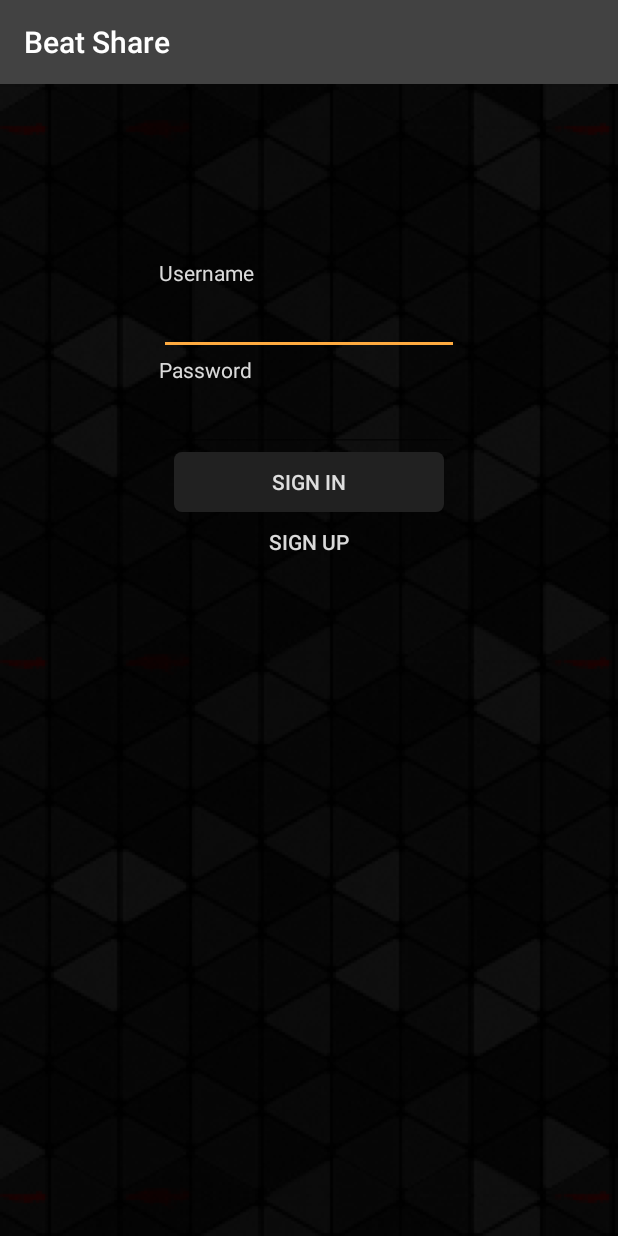
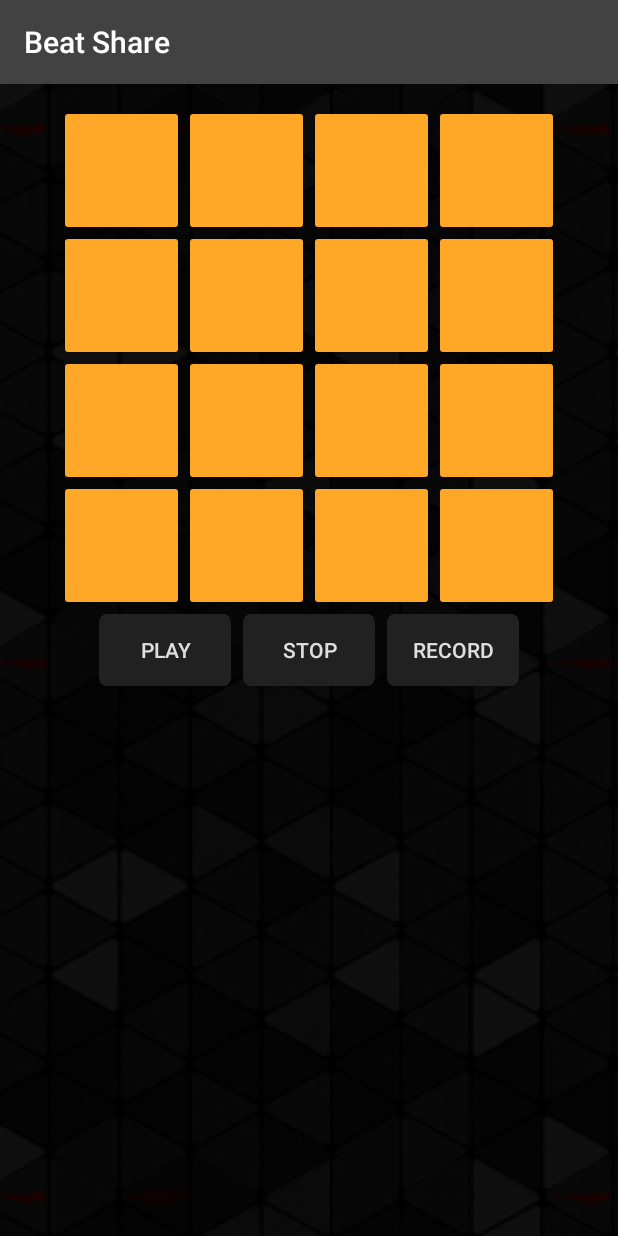
Before and after one commit to Oyzuu/Beat_Share, an Android app: the screen it shows after launch (MainActivity before the commit, SequencerActivity after it), after a tap on "SIGN IN", on a phone screen of 412 x 824 dp. Run offline under Robolectric (Android 15) with nearby library versions, the phone set to English and light mode, and no system bars.

Commit message:
Samedi 16h47

```diff
--- a/app/src/main/AndroidManifest.xml
+++ b/app/src/main/AndroidManifest.xml
@@ -15,6 +15,7 @@
                 <category android:name="android.intent.category.LAUNCHER" />
             </intent-filter>
         </activity>
+        <activity android:name=".SequencerActivity"></activity>
     </application>
 
 </manifest>
--- a/app/src/main/java/be/omnuzel/beatshare/MainActivity.java
+++ b/app/src/main/java/be/omnuzel/beatshare/MainActivity.java
@@ -1,13 +1,11 @@
 package be.omnuzel.beatshare;
 
+import android.content.Intent;
 import android.support.v7.app.AppCompatActivity;
 import android.os.Bundle;
 import android.view.View;
-import android.view.animation.Animation;
-import android.view.animation.AnimationUtils;
-import android.widget.Button;
 
-import fragments.LogInFragment;
+import be.omnuzel.beatshare.fragments.LogInFragment;
 
 public class MainActivity
         extends
@@ -28,6 +26,7 @@ public class MainActivity
 
     @Override
     public void logIn(View view) {
+        startActivity(new Intent(this, SequencerActivity.class));
     }
 
     @Override
--- /dev/null
+++ b/app/src/main/java/be/omnuzel/beatshare/SequencerActivity.java
@@ -0,0 +1,13 @@
+package be.omnuzel.beatshare;
+
+import android.support.v7.app.AppCompatActivity;
+import android.os.Bundle;
+
+public class SequencerActivity extends AppCompatActivity {
+
+    @Override
+    protected void onCreate(Bundle savedInstanceState) {
+        super.onCreate(savedInstanceState);
+        setContentView(R.layout.activity_sequencer);
+    }
+}
--- a/app/src/main/java/fragments/LogInFragment.java
+++ b/app/src/main/java/be/omnuzel/beatshare/fragments/LogInFragment.java
@@ -1,4 +1,4 @@
-package fragments;
+package be.omnuzel.beatshare.fragments;
 
 import android.app.Fragment;
 import android.content.Context;
--- /dev/null
+++ b/app/src/main/res/drawable/sequencer_pad.xml
@@ -0,0 +1,12 @@
+<?xml version="1.0" encoding="utf-8"?>
+<shape
+    xmlns:android="http://schemas.android.com/apk/res/android"
+    android:shape="rectangle">
+
+    <corners android:radius="2dp" />
+
+    <solid android:color="@color/colorAccent" />
+
+    <stroke android:color="@color/black" />
+
+</shape>
--- /dev/null
+++ b/app/src/main/res/drawable/sequencer_pad_selected.xml
@@ -0,0 +1,10 @@
+<?xml version="1.0" encoding="utf-8"?>
+<shape
+    xmlns:android="http://schemas.android.com/apk/res/android"
+    android:shape="rectangle">
+
+    <corners android:radius="2dp" />
+
+    <solid android:color="@color/colorAccentLight"/>
+
+</shape>
--- /dev/null
+++ b/app/src/main/res/drawable/sequencer_pad_selector.xml
@@ -0,0 +1,22 @@
+<?xml version="1.0" encoding="utf-8"?>
+<selector
+    xmlns:android="http://schemas.android.com/apk/res/android"
+    android:enterFadeDuration="@android:integer/config_shortAnimTime"
+    android:exitFadeDuration="@android:integer/config_mediumAnimTime">
+    <item
+        android:state_pressed="true"
+        android:state_enabled="true"
+        android:drawable="@drawable/sequencer_pad_selected"/>
+    <item
+        android:state_focused="true"
+        android:state_pressed="true"
+        android:drawable="@drawable/sequencer_pad_selected"/>
+
+    <item
+        android:state_enabled="false"
+        android:drawable="@drawable/sequencer_pad_selected" />
+
+    <item
+        android:state_enabled="true"
+        android:drawable="@drawable/sequencer_pad"/>
+</selector>
--- /dev/null
+++ b/app/src/main/res/layout/activity_sequencer.xml
@@ -0,0 +1,144 @@
+<?xml version="1.0" encoding="utf-8"?>
+<LinearLayout xmlns:android="http://schemas.android.com/apk/res/android"
+    xmlns:tools="http://schemas.android.com/tools"
+    android:layout_width="match_parent"
+    android:layout_height="match_parent"
+    android:paddingBottom="@dimen/activity_vertical_margin"
+    android:paddingLeft="@dimen/activity_horizontal_margin"
+    android:paddingRight="@dimen/activity_horizontal_margin"
+    android:paddingTop="@dimen/activity_vertical_margin"
+    android:orientation="vertical"
+    tools:context="be.omnuzel.beatshare.SequencerActivity"
+    android:background="@drawable/appbg">
+
+    <LinearLayout
+        android:layout_width="match_parent"
+        android:layout_height="wrap_content"
+        android:orientation="vertical">
+        <LinearLayout
+            android:layout_width="match_parent"
+            android:layout_height="wrap_content"
+            android:gravity="center">
+            <Button
+                android:layout_width="75dp"
+                android:layout_height="75dp"
+                android:layout_margin="4dp"
+                android:background="@drawable/sequencer_pad_selector"/>
+            <Button
+                android:layout_width="75dp"
+                android:layout_height="75dp"
+                android:layout_margin="4dp"
+                android:background="@drawable/sequencer_pad_selector"/>
+            <Button
+                android:layout_width="75dp"
+                android:layout_height="75dp"
+                android:layout_margin="4dp"
+                android:background="@drawable/sequencer_pad_selector"/>
+            <Button
+                android:layout_width="75dp"
+                android:layout_height="75dp"
+                android:layout_margin="4dp"
+                android:background="@drawable/sequencer_pad_selector"/>
+        </LinearLayout>
+        <LinearLayout
+            android:layout_width="match_parent"
+            android:layout_height="wrap_content"
+            android:gravity="center">
+            <Button
+                android:layout_width="75dp"
+                android:layout_height="75dp"
+                android:layout_margin="4dp"
+                android:background="@drawable/sequencer_pad_selector"/>
+            <Button
+                android:layout_width="75dp"
+                android:layout_height="75dp"
+                android:layout_margin="4dp"
+                android:background="@drawable/sequencer_pad_selector"/>
+            <Button
+                android:layout_width="75dp"
+                android:layout_height="75dp"
+                android:layout_margin="4dp"
+                android:background="@drawable/sequencer_pad_selector"/>
+            <Button
+                android:layout_width="75dp"
+                android:layout_height="75dp"
+                android:layout_margin="4dp"
+                android:background="@drawable/sequencer_pad_selector"/>
+        </LinearLayout>
+        <LinearLayout
+            android:layout_width="match_parent"
+            android:layout_height="wrap_content"
+            android:gravity="center">
+            <Button
+                android:layout_width="75dp"
+                android:layout_height="75dp"
+                android:layout_margin="4dp"
+                android:background="@drawable/sequencer_pad_selector"/>
+            <Button
+                android:layout_width="75dp"
+                android:layout_height="75dp"
+                android:layout_margin="4dp"
+                android:background="@drawable/sequencer_pad_selector"/>
+            <Button
+                android:layout_width="75dp"
+                android:layout_height="75dp"
+                android:layout_margin="4dp"
+                android:background="@drawable/sequencer_pad_selector"/>
+            <Button
+                android:layout_width="75dp"
+                android:layout_height="75dp"
+                android:layout_margin="4dp"
+                android:background="@drawable/sequencer_pad_selector"/>
+        </LinearLayout>
+        <LinearLayout
+            android:layout_width="match_parent"
+            android:layout_height="wrap_content"
+            android:gravity="center">
+            <Button
+                android:layout_width="75dp"
+                android:layout_height="75dp"
+                android:layout_margin="4dp"
+                android:background="@drawable/sequencer_pad_selector"/>
+            <Button
+                android:layout_width="75dp"
+                android:layout_height="75dp"
+                android:layout_margin="4dp"
+                android:background="@drawable/sequencer_pad_selector"/>
+            <Button
+                android:layout_width="75dp"
+                android:layout_height="75dp"
+                android:layout_margin="4dp"
+                android:background="@drawable/sequencer_pad_selector"/>
+            <Button
+                android:layout_width="75dp"
+                android:layout_height="75dp"
+                android:layout_margin="4dp"
+                android:background="@drawable/sequencer_pad_selector"/>
+        </LinearLayout>
+    </LinearLayout>
+
+    <LinearLayout
+        android:layout_width="wrap_content"
+        android:layout_height="wrap_content"
+        android:layout_gravity="center">
+        <Button
+            android:layout_width="wrap_content"
+            android:layout_height="wrap_content"
+            android:text="@string/play"
+            android:layout_margin="4dp"
+            android:background="@drawable/plain_button_selector"/>
+        <Button
+            android:layout_width="wrap_content"
+            android:layout_height="wrap_content"
+            android:text="@string/stop"
+            android:layout_margin="4dp"
+            android:background="@drawable/plain_button_selector"/>
+        <Button
+            android:layout_width="wrap_content"
+            android:layout_height="wrap_content"
+            android:text="@string/rec"
+            android:layout_margin="4dp"
+            android:background="@drawable/plain_button_selector"/>
+    </LinearLayout>
+
+</LinearLayout>
--- a/app/src/main/res/values/colors.xml
+++ b/app/src/main/res/values/colors.xml
@@ -2,7 +2,8 @@
 <resources>
     <color name="colorPrimary"      >#424242  </color>
     <color name="colorPrimaryDark"  >#212121  </color>
-    <color name="colorAccent"       >#ffab40  </color>
+    <color name="colorAccent"       >#ffa726</color>
+    <color name="colorAccentLight"  >#ffd494</color>
     <color name="offwhite"          >#DAFFFFFF</color>
     <color name="black"             >#000000  </color>
 </resources>
--- a/app/src/main/res/values/strings.xml
+++ b/app/src/main/res/values/strings.xml
@@ -5,4 +5,9 @@
     <string name="signup"           >Sign up</string>
     <string name="username"         >Username</string>
     <string name="password"         >Password</string>
+
+    <string name="play"             >play</string>
+    <string name="pause"            >pause</string>
+    <string name="stop"             >stop</string>
+    <string name="rec"              >record</string>
 </resources>
```
